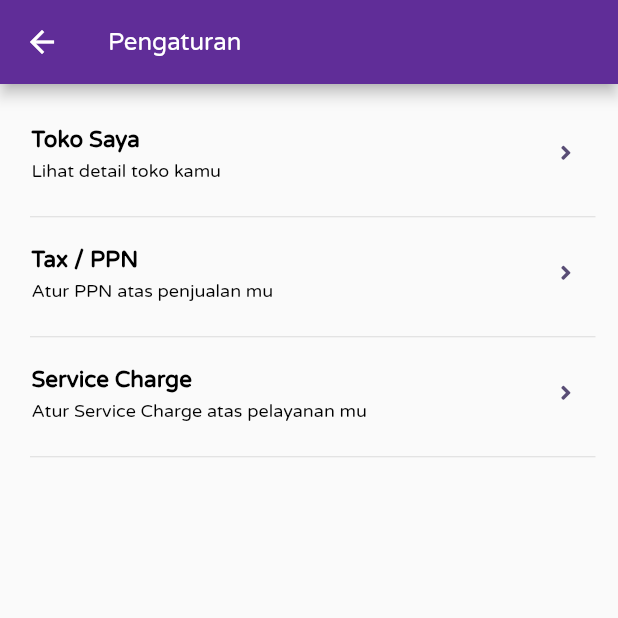
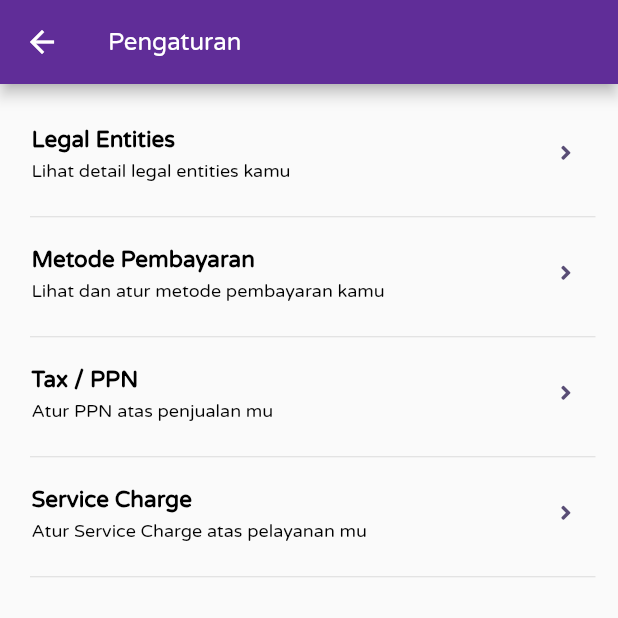
Before and after one commit to bayumoonfang/moobi_flutter, a Flutter app: the SettingHome screen opened directly, on a phone screen of 412 x 824 dp, the top half of it. Run offline on Flutter 3.47's test engine with Material 2 defaults, Android fonts, the phone set to English and light mode, and no system bars; our stand-ins replace awesome_dialog, badges, cached_network_image, connectivity, font_awesome_flutter, google_sign_in and 6 more; missing offline and left inert: clipboard, responsive_container, steps; accounts and stored records are empty; network calls fail.

Commit message:
11052021

```diff
--- a/lib/Setting/page_ubahketerangantoko.dart
+++ b/lib/Setting/page_editlegalentites.dart
@@ -10,7 +10,7 @@ import 'package:moobi_flutter/Helper/color_based.dart';
 import 'package:moobi_flutter/Helper/page_route.dart';
 import 'package:moobi_flutter/Helper/session.dart';
 import 'package:moobi_flutter/Setting/page_settinghome.dart';
-import 'package:moobi_flutter/Setting/page_toko.dart';
+import 'package:moobi_flutter/Setting/page_legalentites.dart';
 import 'package:moobi_flutter/page_login.dart';
 import 'package:toast/toast.dart';
 import 'package:http/http.dart' as http;
@@ -108,7 +108,7 @@ class UbahKeteranganTokoState extends State<UbahKeteranganToko> {
     Map data = jsonDecode(response.body);
     setState(() {
       if (data["message"].toString() == '1') {
-        showToast("Nama berhasil diganti", gravity: Toast.BOTTOM,
+        showToast("Legal Entities berhasil diubah ", gravity: Toast.BOTTOM,
             duration: Toast.LENGTH_LONG);
         Navigator.pop(context);
         return false;
@@ -170,7 +170,7 @@ class UbahKeteranganTokoState extends State<UbahKeteranganToko> {
         appBar: new AppBar(
           backgroundColor: HexColor(main_color),
           title: Text(
-            "Ubah Info Toko",
+            "Edit Legal Entities",
             style: TextStyle(
                 color: Colors.white, fontFamily: 'VarelaRound', fontSize: 16),
           ),
@@ -207,7 +207,7 @@ class UbahKeteranganTokoState extends State<UbahKeteranganToko> {
                       children: [
                         Align(alignment: Alignment.centerLeft,child: Padding(
                           padding: const EdgeInsets.only(left: 0,top: 15),
-                          child: Text("Alamat Toko",style: TextStyle(fontWeight: FontWeight.bold,fontFamily: "VarelaRound",
+                          child: Text("Alamat",style: TextStyle(fontWeight: FontWeight.bold,fontFamily: "VarelaRound",
                               fontSize: 12,color: HexColor("#0074D9")),),
                         ),),
                         Align(alignment: Alignment.centerLeft,child: Padding(
@@ -218,7 +218,7 @@ class UbahKeteranganTokoState extends State<UbahKeteranganToko> {
                             textCapitalization: TextCapitalization.sentences,
                             decoration: InputDecoration(
                               contentPadding: const EdgeInsets.only(top:2),
-                              hintText: 'Alamat toko...',
+                              hintText: 'Alamat...',
                               labelText: '',
                               floatingLabelBehavior: FloatingLabelBehavior.always,
                               hintStyle: TextStyle(fontFamily: "VarelaRound", color: HexColor("#c4c4c4")),
@@ -237,7 +237,7 @@ class UbahKeteranganTokoState extends State<UbahKeteranganToko> {
 
                         Align(alignment: Alignment.centerLeft,child: Padding(
                           padding: const EdgeInsets.only(left: 0,top: 25),
-                          child: Text("Telpon Toko",style: TextStyle(fontWeight: FontWeight.bold,fontFamily: "VarelaRound",
+                          child: Text("Telpon",style: TextStyle(fontWeight: FontWeight.bold,fontFamily: "VarelaRound",
                               fontSize: 12,color: HexColor("#0074D9")),),
                         ),),
                         Align(alignment: Alignment.centerLeft,child: Padding(
@@ -247,7 +247,7 @@ class UbahKeteranganTokoState extends State<UbahKeteranganToko> {
                             textCapitalization: TextCapitalization.sentences,
                             decoration: InputDecoration(
                               contentPadding: const EdgeInsets.only(top:2),
-                              hintText: 'Telpon toko...',
+                              hintText: 'Telpon...',
                               labelText: '',
                               floatingLabelBehavior: FloatingLabelBehavior.always,
                               hintStyle: TextStyle(fontFamily: "VarelaRound", color: HexColor("#c4c4c4")),
@@ -267,7 +267,7 @@ class UbahKeteranganTokoState extends State<UbahKeteranganToko> {
 
                         Align(alignment: Alignment.centerLeft,child: Padding(
                           padding: const EdgeInsets.only(left: 0,top: 25),
-                          child: Text("Website Toko",style: TextStyle(fontWeight: FontWeight.bold,fontFamily: "VarelaRound",
+                          child: Text("Website",style: TextStyle(fontWeight: FontWeight.bold,fontFamily: "VarelaRound",
                               fontSize: 12,color: HexColor("#0074D9")),),
                         ),),
                         Align(alignment: Alignment.centerLeft,child: Padding(
@@ -277,7 +277,7 @@ class UbahKeteranganTokoState extends State<UbahKeteranganToko> {
                             textCapitalization: TextCapitalization.sentences,
                             decoration: InputDecoration(
                               contentPadding: const EdgeInsets.only(top:2),
-                              hintText: 'Website toko...',
+                              hintText: 'Website...',
                               labelText: '',
                               floatingLabelBehavior: FloatingLabelBehavior.always,
                               hintStyle: TextStyle(fontFamily: "VarelaRound", color: HexColor("#c4c4c4")),
--- a/lib/Setting/page_toko.dart
+++ b/lib/Setting/page_legalentites.dart
@@ -4,7 +4,7 @@
 import 'package:flutter/material.dart';
 import 'package:font_awesome_flutter/font_awesome_flutter.dart';
 import 'package:hexcolor/hexcolor.dart';
-import 'package:moobi_flutter/Setting/page_ubahketerangantoko.dart';
+import 'package:moobi_flutter/Setting/page_editlegalentites.dart';
 import 'package:moobi_flutter/helper/api_link.dart';
 import 'package:moobi_flutter/helper/page_route.dart';
 import 'package:moobi_flutter/helper/session.dart';
@@ -88,7 +88,7 @@ class _TokoState extends State<Toko> {
         appBar: new AppBar(
           backgroundColor: HexColor("#602d98"),
           title: Text(
-            "Detail Toko",
+            "Legal Entities",
             style: TextStyle(
                 color: Colors.white, fontFamily: 'VarelaRound', fontSize: 16),
           ),
@@ -112,7 +112,7 @@ class _TokoState extends State<Toko> {
                   Align(
                       alignment: Alignment.centerLeft,
                       child: Padding(padding: const EdgeInsets.only(top: 35,left: 15),
-                          child: Text("Toko", style: TextStyle(fontSize: 24,fontWeight: FontWeight.bold)))),
+                          child: Text("Legal Entities", style: TextStyle(fontSize: 24,fontWeight: FontWeight.bold)))),
 
                   Padding(padding: const EdgeInsets.only(top: 20),
                     child: ListTile(
@@ -126,9 +126,12 @@ class _TokoState extends State<Toko> {
                       title: Align(
                         alignment: Alignment.centerLeft,
                         child: Text(getStorename.toString(),style: TextStyle(fontFamily: 'VarelaRound',)),),
-                      subtitle: Align(
-                        alignment: Alignment.centerLeft,
-                        child: Text(getStoreAddress.toString(),style: TextStyle(fontFamily: 'VarelaRound')),),
+                      subtitle: Padding(
+                        padding: const EdgeInsets.only(top:5),
+                        child: Align(
+                          alignment: Alignment.centerLeft,
+                          child: Text(getStoreAddress.toString(),style: TextStyle(fontFamily: 'VarelaRound',height: 1.6)),),
+                      )
                     ),
                   ),
 
@@ -279,7 +282,7 @@ class _TokoState extends State<Toko> {
                   Padding(padding: const EdgeInsets.only(top: 20,left: 25,right: 25),
                     child: Column(
                       children: [
-                        Align(alignment: Alignment.centerLeft,child: Text("Toko Saya",style: TextStyle(
+                        Align(alignment: Alignment.centerLeft,child: Text("Legal Entities Saya",style: TextStyle(
                             color: Colors.black, fontFamily: 'VarelaRound',fontSize: 16,
                             fontWeight: FontWeight.bold)),),
 
@@ -290,7 +293,7 @@ class _TokoState extends State<Toko> {
                                   Navigator.pushReplacement(context, ExitPage(page: UbahKeteranganToko(getIDToko.toString())));
                                 },
                                 leading: FaIcon(FontAwesomeIcons.edit,color: HexColor("#594d75"),),
-                                title: Text("Ubah Keterangan Toko",style: TextStyle(
+                                title: Text("Ubah Keterangan",style: TextStyle(
                                     color: Colors.black, fontFamily: 'VarelaRound',fontSize: 16,
                                     fontWeight: FontWeight.bold)),
                                 trailing: FaIcon(FontAwesomeIcons.angleRight,color: HexColor("#594d75"),),
--- a/lib/Setting/page_settinghome.dart
+++ b/lib/Setting/page_settinghome.dart
@@ -5,9 +5,10 @@ import 'package:flutter/material.dart';
 import 'package:font_awesome_flutter/font_awesome_flutter.dart';
 import 'package:hexcolor/hexcolor.dart';
 import 'package:moobi_flutter/Helper/page_route.dart';
+import 'package:moobi_flutter/Setting/page_metodebayar.dart';
 import 'package:moobi_flutter/Setting/page_ppn.dart';
 import 'package:moobi_flutter/Setting/page_servcharge.dart';
-import 'package:moobi_flutter/Setting/page_toko.dart';
+import 'package:moobi_flutter/Setting/page_legalentites.dart';
 
 class SettingHome extends StatefulWidget{
   @override
@@ -51,16 +52,32 @@ class SettingHomeState extends State<SettingHome> {
                 InkWell(
                   child: ListTile(
                     onTap: (){Navigator.push(context, ExitPage(page: Toko()));},
-                    title: Text("Toko Saya",style: TextStyle(
+                    title: Text("Legal Entities",style: TextStyle(
                         color: Colors.black, fontFamily: 'VarelaRound',fontSize: 15,
                         fontWeight: FontWeight.bold)),
-                    subtitle: Text("Lihat detail toko kamu",style: TextStyle(
+                    subtitle: Text("Lihat detail legal entities kamu",style: TextStyle(
                         color: Colors.black, fontFamily: 'VarelaRound',fontSize: 12)),
                     trailing: FaIcon(FontAwesomeIcons.angleRight,color: HexColor("#594d75"),size: 15,),
                   ),
                 ),
                 Padding(padding: const EdgeInsets.only(top: 5,left: 15),
                   child: Divider(height: 3,),),
+
+                InkWell(
+                  child: ListTile(
+                    onTap: (){Navigator.push(context, ExitPage(page: PaymentMethod()));},
+                    title: Text("Metode Pembayaran",style: TextStyle(
+                        color: Colors.black, fontFamily: 'VarelaRound',fontSize: 15,
+                        fontWeight: FontWeight.bold)),
+                    subtitle: Text("Lihat dan atur metode pembayaran kamu",style: TextStyle(
+                        color: Colors.black, fontFamily: 'VarelaRound',fontSize: 12)),
+                    trailing: FaIcon(FontAwesomeIcons.angleRight,color: HexColor("#594d75"),size: 15,),
+                  ),
+                ),
+                Padding(padding: const EdgeInsets.only(top: 5,left: 15),
+                  child: Divider(height: 3,),),
+
+
 
                 InkWell(
                   child: ListTile(
--- a/lib/page_home.dart
+++ b/lib/page_home.dart
@@ -18,7 +18,7 @@ import 'package:moobi_flutter/Produk/page_produk.dart';
 import 'package:moobi_flutter/Produk/page_produkhome.dart';
 import 'package:moobi_flutter/Profile/page_profile.dart';
 import 'package:moobi_flutter/Setting/page_settinghome.dart';
-import 'package:moobi_flutter/Setting/page_toko.dart';
+import 'package:moobi_flutter/Setting/page_legalentites.dart';
 import 'package:moobi_flutter/Laporan/page_laporanhome.dart';
 
 import 'package:moobi_flutter/helper/api_link.dart';
```
Also changed, not shown: lib/Setting/page_addmetodebayar.dart (added, +54 -0 lines), lib/Setting/page_metodebayar.dart (added, +66 -0 lines).
